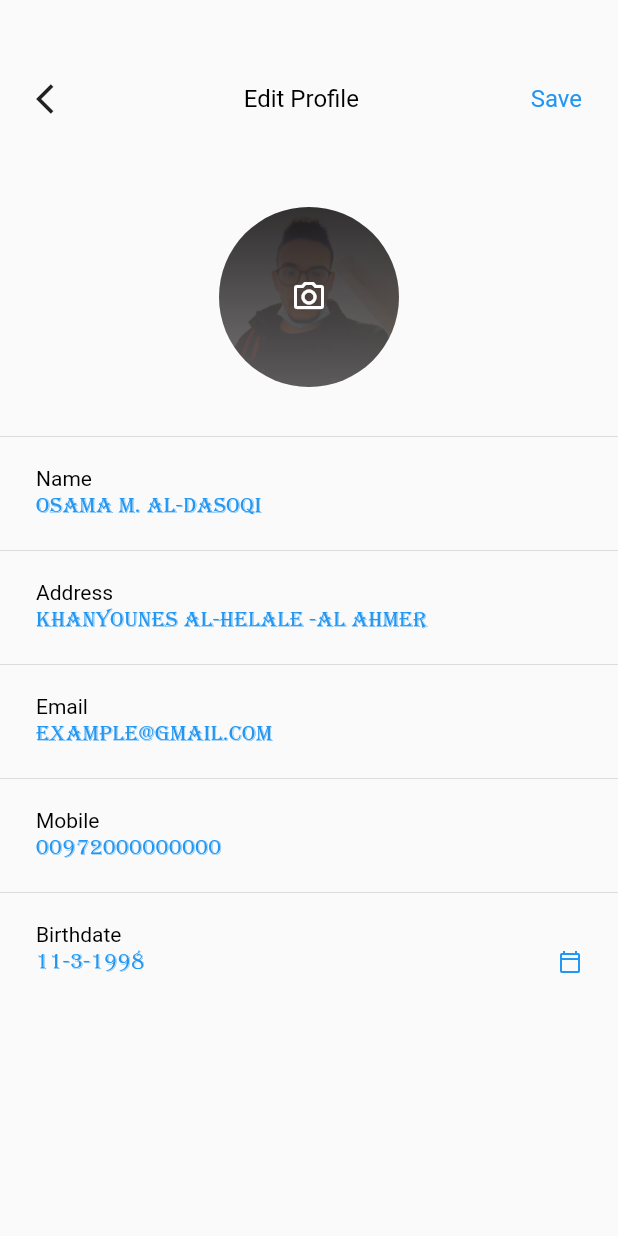
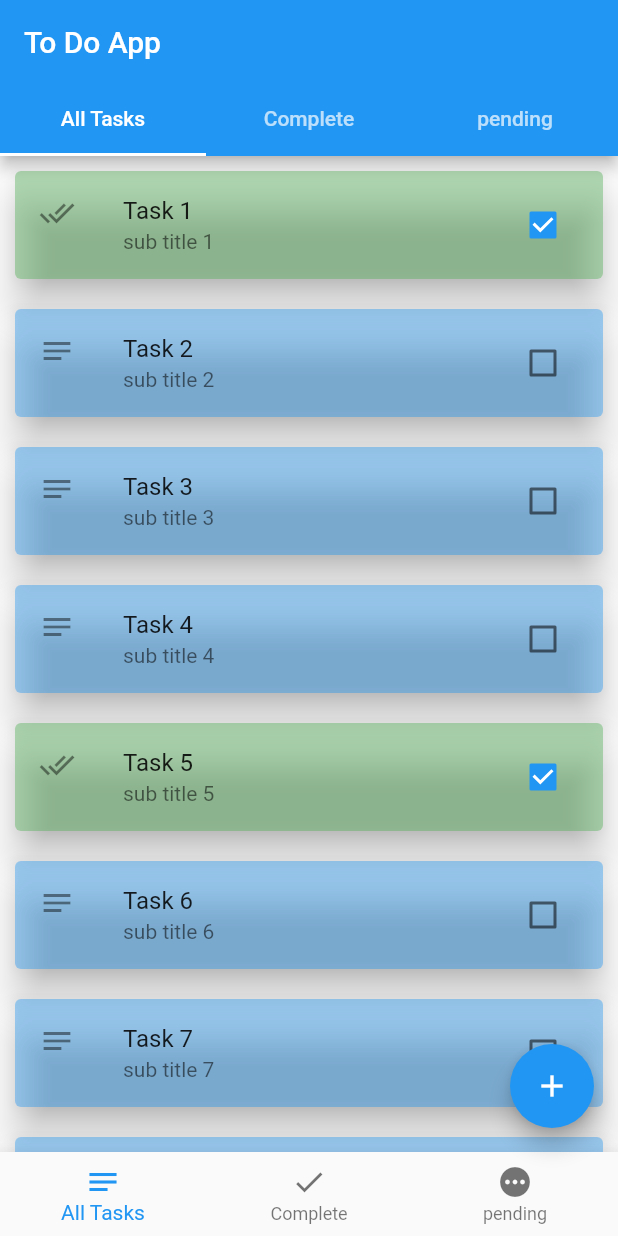
Before and after one commit to osamamohammed98/GSG_HomeWork, a Flutter app: the screen it shows after launch, on a phone screen of 412 x 824 dp. Run offline on Flutter 3.47's test engine with Material 2 defaults, Android fonts, the phone set to English and light mode, and no system bars.

Commit message:
to do app with stat full widget home work ❤

```diff
--- a/lib/hw_one/home_work_one_ui_file.dart
+++ b/lib/hw_one/home_work_one_ui_file.dart
@@ -4,7 +4,9 @@ import 'package:gsg_homework_app/hw_one/instagrame_profile_file.dart';
 class HomeWorkOneUI extends StatelessWidget {
   @override
   Widget build(BuildContext context) {
-    var size = MediaQuery.of(context).size;
+    var size = MediaQuery
+        .of(context)
+        .size;
     return Scaffold(
       body: SingleChildScrollView(
         padding: EdgeInsets.only(top: 54),
@@ -46,8 +48,9 @@ class HomeWorkOneUI extends StatelessWidget {
 
             //todo this for image part
             GestureDetector(
-              onTap: (){
-                Navigator.push(context, MaterialPageRoute(builder: (context) => UserProfile(),),);
+              onTap: () {
+                Navigator.push(context,
+                  MaterialPageRoute(builder: (context) => UserProfile(),),);
               },
               child: Center(
                 child: Container(
@@ -85,15 +88,30 @@ class HomeWorkOneUI extends StatelessWidget {
               height: 25,
             ),
             Divider(),
-            buildContainer(title: "Name" , value: "Osama M. Al-Dasoqi"),
+            buildContainer(title: "Name", value: "Osama M. Al-Dasoqi", fun: () {
+              print("Osama M. Al-Dasoqi");
+            },),
             Divider(),
-            buildContainer(title: "Address" , value: "Khanyounes Al-helale -Al Ahmer"),
+            buildContainer(
+              title: "Address",
+              value: "Khanyounes Al-helale -Al Ahmer",
+              fun: () {
+                print("Khanyounes Al-helale -Al Ahmer");
+              },),
             Divider(),
-            buildContainer(title: "Email" , value: "Example@gmail.com"),
+            buildContainer(title: "Email", value: "Example@gmail.com",
+              fun: () {
+                print("Example@gmail.com");
+              },),
             Divider(),
-            buildContainer(title: "Mobile" , value: "00972000000000"),
+            buildContainer(title: "Mobile", value: "00972000000000" ,
+              fun: () {
+                print("00972000000000");
+              },),
             Divider(),
-            buildContainerIcon(title: "Birthdate" , value: "11-3-1998" , data: Icons.calendar_today_outlined),
+            buildContainerIcon(title: "Birthdate",
+                value: "11-3-1998",
+                data: Icons.calendar_today_outlined),
 
           ],
         ),
@@ -101,36 +119,54 @@ class HomeWorkOneUI extends StatelessWidget {
     );
   }
 
-  Container buildContainer({String title , String value }) {
+// Container buildContainer({String title , String value }) {
+
+}
+
+Container buildContainerIcon({String title, String value, IconData data}) {
   return Container(
-            padding: EdgeInsets.symmetric(horizontal: 24 , vertical: 12),
+    padding: EdgeInsets.symmetric(horizontal: 24, vertical: 12),
     child: Column(
       mainAxisAlignment: MainAxisAlignment.start,
       crossAxisAlignment: CrossAxisAlignment.start,
       children: [
-                Text("$title" , style: TextStyle(color: Colors.black , fontSize: 14),),
-                Text("$value" , style: TextStyle(color: Colors.blue , fontSize: 15, fontFamily: "myFont"),),
-              ],
-            ),
-          );
-  }
-  Container buildContainerIcon({String title , String value , IconData data}) {
-    return Container(
-            padding: EdgeInsets.symmetric(horizontal: 24 , vertical: 12),
-            child: Column(
-              mainAxisAlignment: MainAxisAlignment.start,
-              crossAxisAlignment: CrossAxisAlignment.start,
-              children: [
-                Text("$title" , style: TextStyle(color: Colors.black , fontSize: 14),),
+        Text("$title", style: TextStyle(color: Colors.black, fontSize: 14),),
         Row(
           mainAxisAlignment: MainAxisAlignment.spaceBetween,
           children: [
-                    Text("$value" , style: TextStyle(color: Colors.blue , fontSize: 15 , fontFamily: "myFont"),),
-                    Icon(data , color: Colors.blue,size: 16 ,),
+            Text("$value", style: TextStyle(
+                color: Colors.blue, fontSize: 15, fontFamily: "myFont"),),
+            Icon(data, color: Colors.blue, size: 16,),
           ],
         ),
       ],
     ),
   );
 }
+
+class buildContainer extends StatelessWidget {
+  String title, value;
+  Function fun;
+
+  buildContainer({this.value, this.title, this.fun});
+
+  @override
+  Widget build(BuildContext context) {
+    return GestureDetector(
+      onTap: fun,
+      child: Container(
+        padding: EdgeInsets.symmetric(horizontal: 24, vertical: 12),
+        child: Column(
+          mainAxisAlignment: MainAxisAlignment.start,
+          crossAxisAlignment: CrossAxisAlignment.start,
+          children: [
+            Text(
+              "$title", style: TextStyle(color: Colors.black, fontSize: 14),),
+            Text("$value", style: TextStyle(
+                color: Colors.blue, fontSize: 15, fontFamily: "myFont"),),
+          ],
+        ),
+      ),
+    );
   }
+}
--- /dev/null
+++ b/lib/hw_two/gloable_data.dart
@@ -0,0 +1,14 @@
+import 'package:gsg_homework_app/hw_two/task.dart';
+
+List<Tasks> tasks = [
+  Tasks(title: "Task 1", id: 1, isDone: true, subTitle: "sub title 1"),
+  Tasks(title: "Task 2", id: 2, isDone: false, subTitle: "sub title 2"),
+  Tasks(title: "Task 3", id: 3, isDone: false, subTitle: "sub title 3"),
+  Tasks(title: "Task 4", id: 4, isDone: false, subTitle: "sub title 4"),
+  Tasks(title: "Task 5", id: 5, isDone: true, subTitle: "sub title 5"),
+  Tasks(title: "Task 6", id: 6, isDone: false, subTitle: "sub title 6"),
+  Tasks(title: "Task 7", id: 7, isDone: false, subTitle: "sub title 7"),
+  Tasks(title: "Task 8", id: 8, isDone: false, subTitle: "sub title 8"),
+  Tasks(title: "Task 9", id: 9, isDone: true, subTitle: "sub title 9"),
+  Tasks(title: "Task 10", id: 10, isDone: true, subTitle: "sub title 10"),
+];
--- /dev/null
+++ b/lib/hw_two/task.dart
@@ -0,0 +1,8 @@
+class Tasks{
+
+  String title, subTitle;
+  bool isDone;
+  int id;
+
+  Tasks({this.title, this.subTitle, this.isDone, this.id});
+}
--- /dev/null
+++ b/lib/hw_two/tasks_ui/all_tasks.dart
@@ -0,0 +1,39 @@
+import 'package:flutter/material.dart';
+
+import '../gloable_data.dart';
+import '../task.dart';
+
+class AllTasks extends StatefulWidget {
+  final Tasks task;
+
+  const AllTasks({Key key, this.task}) : super(key: key);
+
+  @override
+  _AllTasksState createState() => _AllTasksState();
+}
+
+class _AllTasksState extends State<AllTasks> {
+  @override
+  Widget build(BuildContext context) {
+    return Card(
+      margin: EdgeInsets.all(10),
+      color: widget.task.isDone
+          ? Colors.green.withOpacity(0.4)
+          : Colors.blue.withOpacity(0.4),
+      elevation: 10,
+      child: ListTile(
+        leading: widget.task.isDone ? Icon(Icons.done_all) : Icon(Icons.notes),
+        title: Text("${widget.task.title}"),
+        subtitle: Text("${widget.task.subTitle}"),
+        trailing: Checkbox(
+          value: widget.task.isDone,
+          onChanged: (value) {
+            widget.task.isDone = value;
+            tasks[widget.task.id].isDone = value;
+            setState(() {});
+          },
+        ),
+      ),
+    );
+  }
+}
--- /dev/null
+++ b/lib/hw_two/tasks_ui/complete_tasks.dart
@@ -0,0 +1,39 @@
+import 'package:flutter/material.dart';
+
+import '../gloable_data.dart';
+import '../task.dart';
+
+class CompleteTasks extends StatefulWidget {
+  final Tasks task;
+
+  const CompleteTasks({Key key, this.task}) : super(key: key);
+
+  @override
+  _CompleteTasksState createState() => _CompleteTasksState();
+}
+
+class _CompleteTasksState extends State<CompleteTasks> {
+  @override
+  Widget build(BuildContext context) {
+    return Card(
+      margin: EdgeInsets.all(10),
+      elevation: 10,
+      color: Colors.green.withOpacity(0.4),
+      child: widget.task.isDone
+          ? ListTile(
+        leading: Icon(Icons.done_all),
+        title: Text("${widget.task.title}"),
+        subtitle: Text("${widget.task.subTitle}"),
+        trailing: Checkbox(
+          value: widget.task.isDone,
+          onChanged: (value) {
+            widget.task.isDone = value;
+            tasks[widget.task.id].isDone = value;
+            setState(() {});
+          },
+        ),
+      )
+          : null,
+    );
+  }
+}
--- /dev/null
+++ b/lib/hw_two/tasks_ui/pending_tasks.dart
@@ -0,0 +1,38 @@
+import 'package:flutter/material.dart';
+
+import '../gloable_data.dart';
+import '../task.dart';
+class PendingTasks extends StatefulWidget {
+  final Tasks task;
+
+  const PendingTasks({Key key, this.task}) : super(key: key);
+
+  @override
+  _PendingTasksState createState() => _PendingTasksState();
+}
+
+class _PendingTasksState extends State<PendingTasks> {
+  @override
+  Widget build(BuildContext context) {
+    return Card(
+      color: Colors.deepOrange.withOpacity(0.4),
+      margin: EdgeInsets.all(10),
+      elevation: 10,
+      child: !widget.task.isDone
+          ? ListTile(
+        leading: Icon(Icons.pending),
+        subtitle: Text("${widget.task.subTitle}"),
+        title: Text("${widget.task.title}"),
+        trailing: Checkbox(
+          value: widget.task.isDone,
+          onChanged: (value) {
+            widget.task.isDone = value;
+            tasks[widget.task.id].isDone = value;
+            setState(() {});
+          },
+        ),
+      )
+          : null,
+    );
+  }
+}
--- /dev/null
+++ b/lib/hw_two/to_do_app.dart
@@ -0,0 +1,113 @@
+import 'package:flutter/material.dart';
+import 'package:flutter/services.dart';
+import 'package:gsg_homework_app/hw_two/gloable_data.dart';
+import 'package:gsg_homework_app/hw_two/tasks_ui/all_tasks.dart';
+import 'package:gsg_homework_app/hw_two/tasks_ui/complete_tasks.dart';
+import 'package:gsg_homework_app/hw_two/tasks_ui/pending_tasks.dart';
+
+class ToDoApp extends StatefulWidget {
+  @override
+  _ToDoAppState createState() => _ToDoAppState();
+}
+
+class _ToDoAppState extends State<ToDoApp> with SingleTickerProviderStateMixin {
+  TabController _tabController;
+  int indexItemBtn = 0;
+
+  @override
+  void initState() {
+    super.initState();
+    _tabController = TabController(length: 3, vsync: this);
+  }
+
+  @override
+  Widget build(BuildContext context) {
+    SystemChrome.setSystemUIOverlayStyle(SystemUiOverlayStyle.dark.copyWith(statusBarColor: Colors.blue , systemNavigationBarColor: Colors.blue));
+    return Scaffold(
+      appBar: AppBar(
+        title: Text("To Do App"),
+        bottom: TabBar(
+          controller: _tabController,
+          tabs: [
+            Tab(
+              text: "All Tasks",
+            ),
+            Tab(
+              text: "Complete",
+            ),
+            Tab(
+              text: "pending",
+            ),
+          ],
+        ),
+      ),
+      body: TabBarView(
+        controller: _tabController,
+        children: [
+          SingleChildScrollView(
+            child: Column(
+              children: tasks
+                  .map(
+                    (e) => AllTasks(
+                      task: e,
+                    ),
+                  )
+                  .toList(),
+            ),
+          ),
+          SingleChildScrollView(
+            child: Column(
+              children: tasks
+                  .where((element) => element.isDone)
+                  .map(
+                    (e) => CompleteTasks(
+                      task: e,
+                    ),
+                  )
+                  .toList(),
+            ),
+          ),
+          SingleChildScrollView(
+            child: Column(
+              children: tasks
+                  .where((element) => !element.isDone)
+                  .map(
+                    (e) => PendingTasks(
+                      task: e,
+                    ),
+                  )
+                  .toList(),
+            ),
+          ),
+        ],
+      ),
+      bottomNavigationBar: BottomNavigationBar(
+        currentIndex: indexItemBtn,
+        onTap: (value) {
+          _tabController.animateTo(value);
+          indexItemBtn = value;
+          //todo set state
+          setState(() {});
+        },
+        items: [
+          BottomNavigationBarItem(
+            label: "All Tasks",
+            icon: Icon(Icons.notes),
+          ),
+          BottomNavigationBarItem(
+            label: "Complete",
+            icon: Icon(Icons.done),
+          ),
+          BottomNavigationBarItem(
+            label: "pending",
+            icon: Icon(Icons.pending),
+          ),
+        ],
+      ),
+      floatingActionButton: FloatingActionButton(
+        onPressed: () {},
+        child: Icon(Icons.add),
+      ),
+    );
+  }
+}
--- a/lib/main.dart
+++ b/lib/main.dart
@@ -2,6 +2,7 @@ import 'package:flutter/material.dart';
 import 'package:flutter/services.dart';
 
 import 'hw_one/home_work_one_ui_file.dart';
+import 'hw_two/to_do_app.dart';
 
 void main() {
   runApp(MyApp());
@@ -25,7 +26,7 @@ class MyApp extends StatelessWidget {
         primarySwatch: Colors.blue,
         visualDensity: VisualDensity.adaptivePlatformDensity,
       ),
-      home: HomeWorkOneUI(),
+      home: ToDoApp(),
     );
   }
 }
```
Lines whose indentation alone changed are shown as unchanged.
